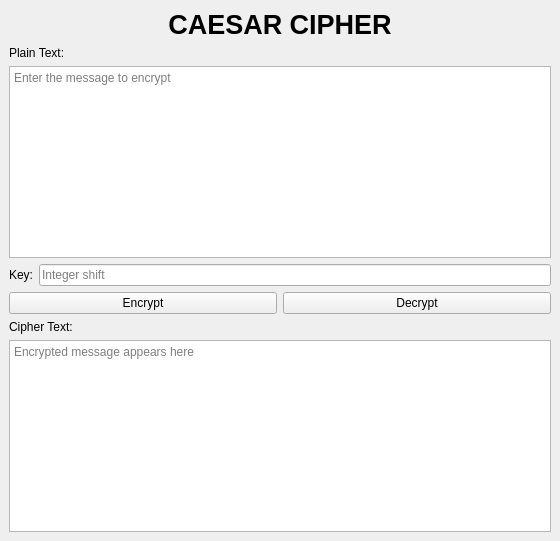
Above: lab-03/ui/caesar.ui from khaikhai210803/bmtt-nc-hutech--2410060293- before the change. Below: the same form after it.
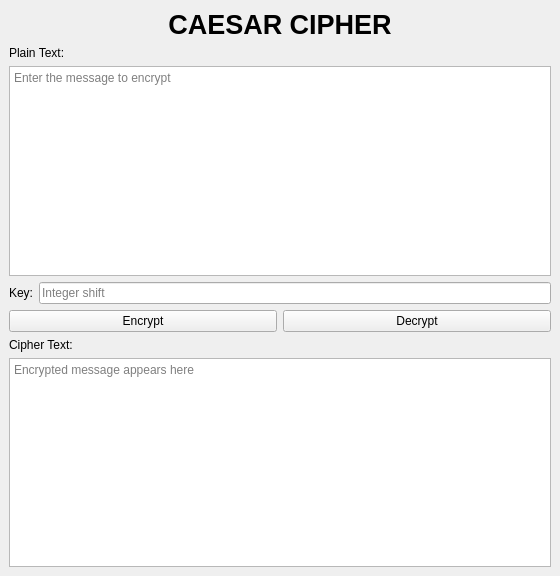
That is the form after the change.

```diff
--- a/lab-03/ui/caesar.ui
+++ b/lab-03/ui/caesar.ui
@@ -2,8 +2,13 @@
 <ui version="4.0">
  <class>CaesarMainWindow</class>
  <widget class="QMainWindow" name="CaesarMainWindow">
-  <property name="windowTitle">
-   <string>Caesar Cipher</string>
+  <property name="geometry">
+   <rect>
+    <x>0</x>
+    <y>0</y>
+    <width>560</width>
+    <height>576</height>
+   </rect>
   </property>
   <property name="minimumSize">
    <size>
```
Left out of the diff: 9 changed lines with no effect on the pictures.
